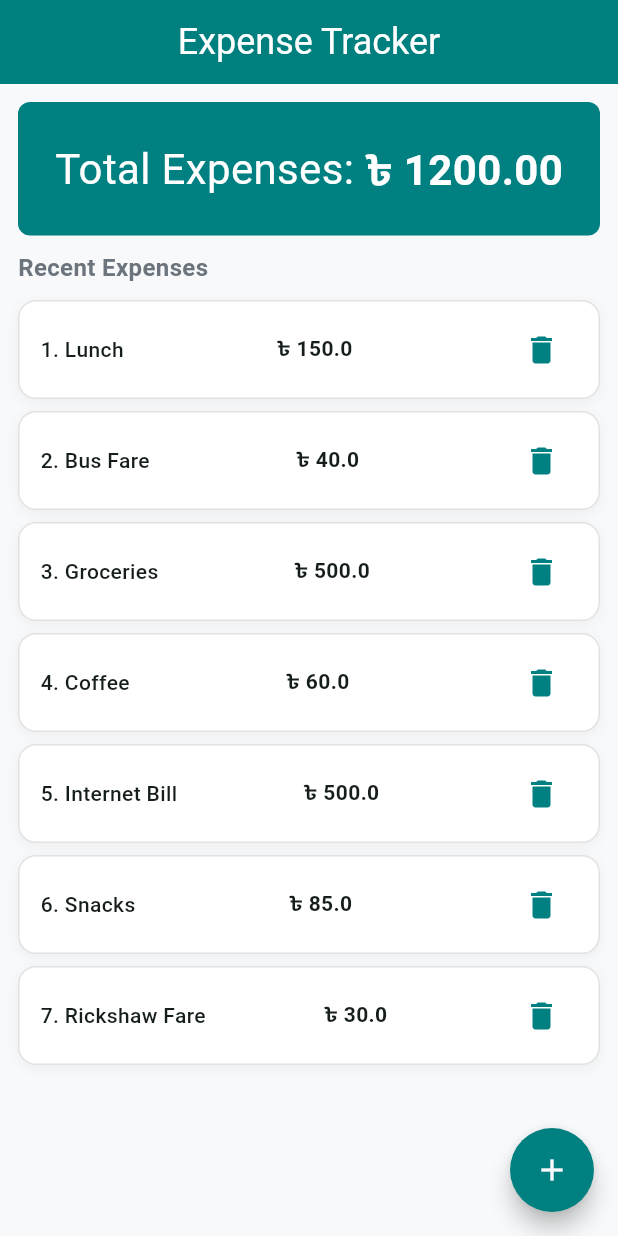
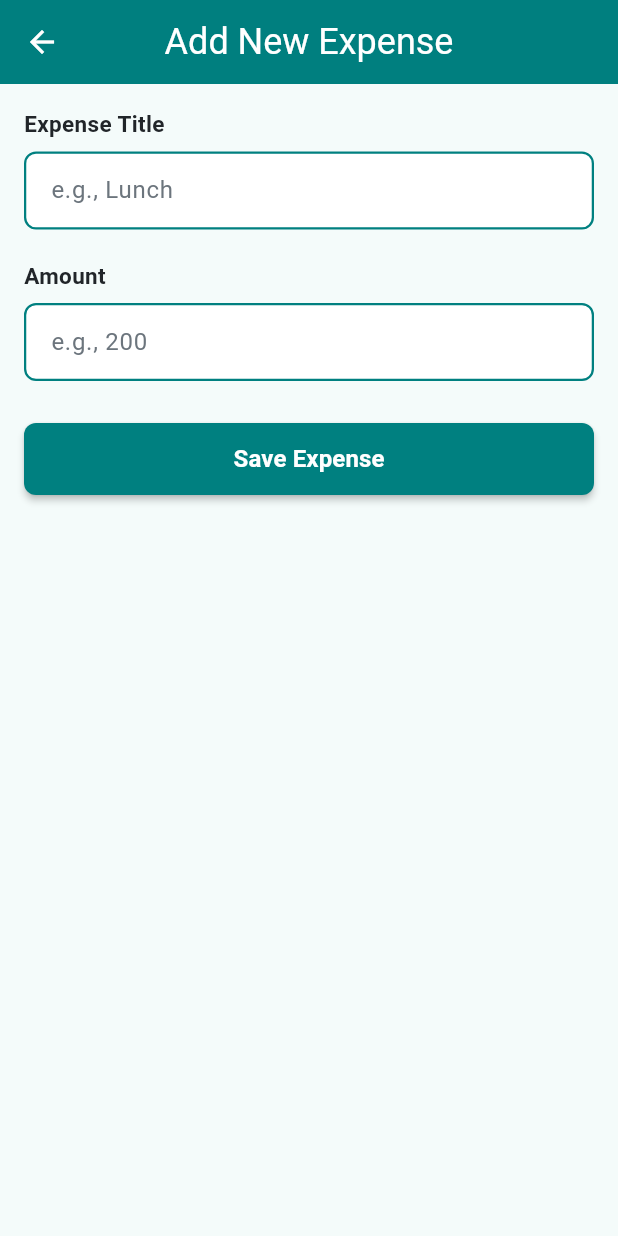
Before and after one commit to mazbaul20/Assignment-b19-m10, a Flutter app: the screen it shows after launch, after a tap on the "add" icon, on a phone screen of 412 x 824 dp. Run offline on Flutter 3.47's test engine with Material 3 defaults, Android fonts, the phone set to English and light mode, and no system bars.

Commit message:
Add New Expense

```diff
--- a/lib/core/app_colors.dart
+++ b/lib/core/app_colors.dart
@@ -23,6 +23,7 @@ class AppColors {
   static const Color textPrimary = Color(0xFF212529);
   static const Color textSecondary = Color(0xFF6C757D);
   static const Color textOnPrimary = Color(0xFFFFFFFF);
+  static const Color white = Color(0xFFFFFFFF);
 
   // Border & Divider Colors
   static const Color border = Color(0xFFDEE2E6);
--- /dev/null
+++ b/lib/core/custom_border.dart
@@ -0,0 +1,8 @@
+import 'package:flutter/material.dart';
+
+OutlineInputBorder customBorder({required Color color, double width = 0}) {
+  return OutlineInputBorder(
+    borderRadius: BorderRadius.circular(8),
+    borderSide: BorderSide(color: color, width: width),
+  );
+}
--- a/lib/main.dart
+++ b/lib/main.dart
@@ -2,6 +2,7 @@ import 'package:assignment_b19_m10/presentation/feature/splash/splash_screen.dar
 import 'package:flutter/material.dart';
 
 import 'core/app_colors.dart';
+import 'core/custom_border.dart';
 
 void main() {
   runApp(MyApp());
@@ -13,7 +14,6 @@ class MyApp extends StatelessWidget {
   @override
   Widget build(BuildContext context) {
     return MaterialApp(
-      //theme
       theme: ThemeData(
         useMaterial3: true,
         colorScheme: ColorScheme.fromSeed(
@@ -21,7 +21,21 @@ class MyApp extends StatelessWidget {
           brightness: Brightness.light,
         ),
         appBarTheme: const AppBarTheme(centerTitle: true, elevation: 2),
+        inputDecorationTheme: InputDecorationTheme(
+          filled: true,
+          fillColor: AppColors.cardColor,
+          contentPadding: const EdgeInsets.symmetric(
+            horizontal: 14,
+            vertical: 14,
+          ),
+          border: customBorder(color: AppColors.primary, width: 1.5),
+          enabledBorder: customBorder(color: AppColors.primary, width: 1.5),
+          focusedBorder: customBorder(color: AppColors.primary, width: 1.5),
+          errorBorder: customBorder(color: AppColors.error),
+          focusedErrorBorder: customBorder(color: AppColors.error, width: 1.5),
+        ),
       ),
+
       debugShowCheckedModeBanner: false,
       home: SplashScreen(),
     );
--- /dev/null
+++ b/lib/presentation/core/back_button.dart
@@ -0,0 +1,30 @@
+import 'package:flutter/material.dart';
+
+import '../../core/app_colors.dart';
+
+class BackButton extends StatelessWidget {
+  const BackButton({super.key, required this.icon, this.onTap});
+
+  final IconData icon;
+  final VoidCallback? onTap;
+
+  @override
+  Widget build(BuildContext context) {
+    return Padding(
+      padding: const EdgeInsets.all(6.0),
+      child: Container(
+        width: 36,
+        height: 36,
+        decoration: BoxDecoration(
+          borderRadius: BorderRadius.circular(11),
+        ),
+        child: IconButton(
+          padding: EdgeInsets.zero,
+          constraints: const BoxConstraints(),
+          icon: Icon(icon, size: 25),
+          onPressed: onTap,
+        ),
+      ),
+    );
+  }
+}
--- /dev/null
+++ b/lib/presentation/feature/add_new_expense/add_new_expense_screen.dart
@@ -0,0 +1,125 @@
+import 'package:flutter/material.dart';
+import '../../../core/app_colors.dart';
+import '../../../core/app_strings.dart';
+
+class AddNewExpenseScreen extends StatefulWidget {
+  const AddNewExpenseScreen({super.key});
+
+  @override
+  State<AddNewExpenseScreen> createState() => _AddNewExpenseScreenState();
+}
+
+class _AddNewExpenseScreenState extends State<AddNewExpenseScreen> {
+  final TextEditingController _amountController = TextEditingController();
+  final TextEditingController _titleController = TextEditingController();
+
+  final _formKey = GlobalKey<FormState>();
+
+  @override
+  Widget build(BuildContext context) {
+    return Scaffold(
+      appBar: AppBar(
+        title: Text(
+          AppStrings.addExpenseTitle,
+          style: TextStyle(fontSize: 24, fontWeight: FontWeight.w400),
+        ),
+        centerTitle: true,
+        backgroundColor: AppColors.primary,
+        foregroundColor: AppColors.textOnPrimary,
+      ),
+      body: SingleChildScrollView(
+        padding: const EdgeInsets.all(16),
+        child: Form(
+          key: _formKey,
+          child: Column(
+            crossAxisAlignment: CrossAxisAlignment.start,
+            children: [
+              const Text(
+                'Expense Title',
+                style: TextStyle(
+                  fontSize: 15,
+                  fontWeight: FontWeight.w600,
+                  color: AppColors.textPrimary,
+                ),
+              ),
+              const SizedBox(height: 8),
+
+              TextFormField(
+                controller: _titleController,
+                textInputAction: TextInputAction.next,
+                style: const TextStyle(color: AppColors.textPrimary),
+                decoration: const InputDecoration(
+                  hintText: 'e.g., Lunch',
+                  hintStyle: TextStyle(color: AppColors.textSecondary),
+                ),
+                validator: (value) {
+                  if (value == null || value.trim().isEmpty) {
+                    return 'Please enter an expense title';
+                  }
+                  return null;
+                },
+              ),
+              const SizedBox(height: 20),
+
+              const Text(
+                'Amount',
+                style: TextStyle(
+                  fontSize: 15,
+                  fontWeight: FontWeight.w600,
+                  color: AppColors.textPrimary,
+                ),
+              ),
+              const SizedBox(height: 8),
+
+              TextFormField(
+                controller: _amountController,
+                keyboardType: const TextInputType.numberWithOptions(
+                  decimal: true,
+                ),
+                textInputAction: TextInputAction.done,
+                style: const TextStyle(color: AppColors.textPrimary),
+                decoration: const InputDecoration(
+                  hintText: 'e.g., 200',
+                  hintStyle: TextStyle(color: AppColors.textSecondary),
+                ),
+                validator: (value) {
+                  if (value == null || value.trim().isEmpty) {
+                    return 'Please enter an amount';
+                  }
+                  final parsedAmount = double.tryParse(value.trim());
+                  if (parsedAmount == null || parsedAmount <= 0) {
+                    return 'Amount must be greater than 0';
+                  }
+                  return null;
+                },
+              ),
+              const SizedBox(height: 28),
+
+              SizedBox(
+                width: double.infinity,
+                height: 48,
+                child: ElevatedButton(
+                  onPressed: () {
+                    if (_formKey.currentState!.validate()) {}
+                  },
+                  style: ElevatedButton.styleFrom(
+                    backgroundColor: AppColors.primary,
+                    foregroundColor: AppColors.textOnPrimary,
+                    elevation: 2,
+                    shape: RoundedRectangleBorder(
+                      borderRadius: BorderRadius.circular(8),
+                    ),
+                  ),
+                  child: const Text(
+                    'Save Expense',
+                    style: TextStyle(fontSize: 16, fontWeight: FontWeight.w600),
+                  ),
+                ),
+              ),
+            ],
+          ),
+        ),
+      ),
+    );
+  }
+}
--- a/lib/presentation/feature/home/home_screen.dart
+++ b/lib/presentation/feature/home/home_screen.dart
@@ -2,6 +2,7 @@ import 'package:flutter/material.dart';
 import '../../../core/app_colors.dart';
 import '../../../core/app_strings.dart';
 import '../../../core/expense.dart';
+import '../add_new_expense/add_new_expense_screen.dart';
 import 'widget/expense_card.dart';
 
 class HomeScreen extends StatefulWidget {
@@ -83,7 +84,11 @@ class _HomeScreenState extends State<HomeScreen> {
                       var expense = _expenses[index];
                       return Padding(
                         padding: const EdgeInsets.only(bottom: 8),
-                        child: ExpenseCard(expense: expense, onTap: () {},index:index),
+                        child: ExpenseCard(
+                          expense: expense,
+                          onTap: () {},
+                          index: index,
+                        ),
                       );
                     },
                   ),
@@ -95,7 +100,12 @@ class _HomeScreenState extends State<HomeScreen> {
       ),
 
       floatingActionButton: FloatingActionButton(
-        onPressed: () {},
+        onPressed: () {
+          Navigator.push(
+            context,
+            MaterialPageRoute(builder: (context) => AddNewExpenseScreen()),
+          );
+        },
         backgroundColor: AppColors.primary,
         foregroundColor: AppColors.background,
         shape: const CircleBorder(),
```
